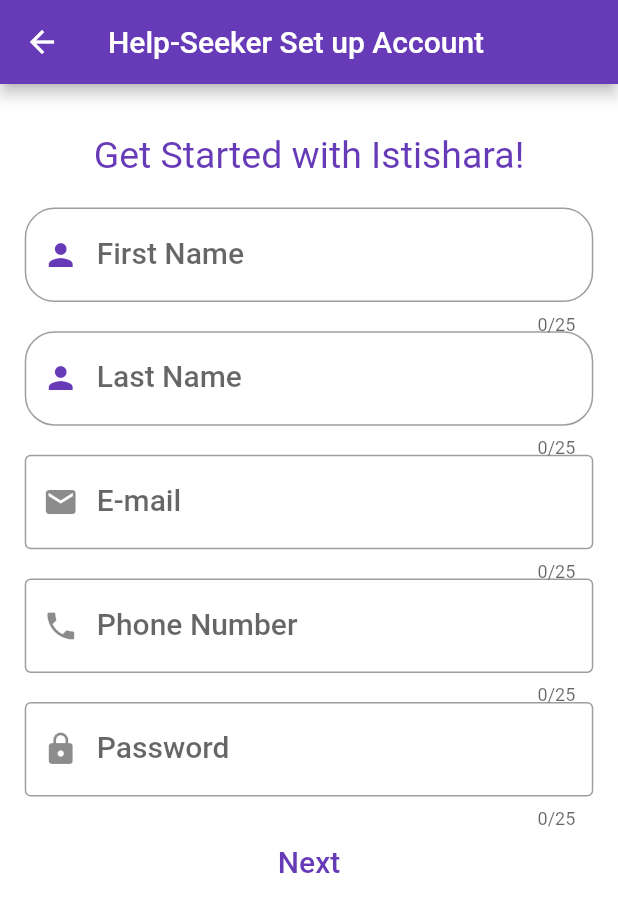
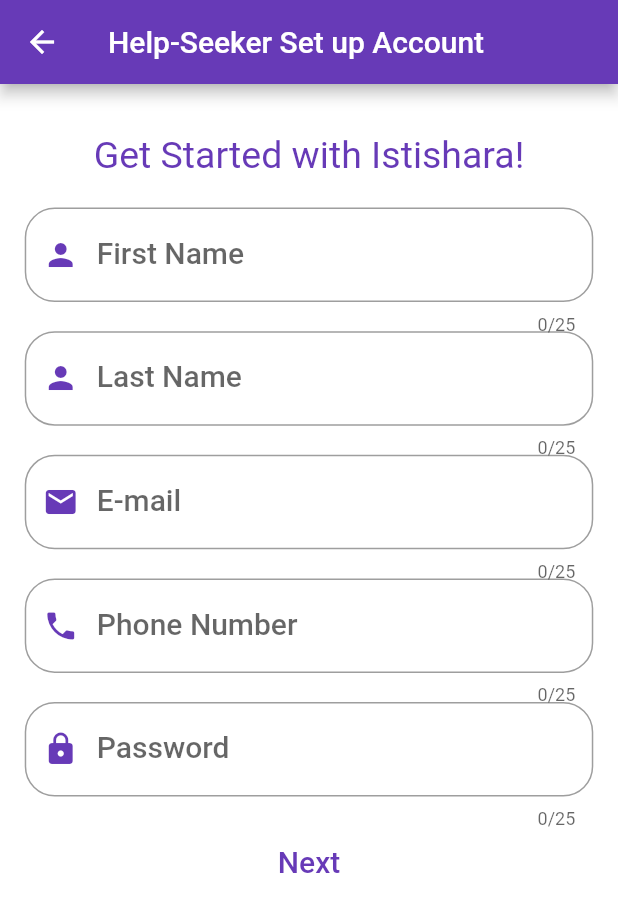
Before and after one commit to oia05/Istishara, a Flutter app: the UserSignUp screen opened directly, on a phone screen of 412 x 824 dp. Shown: the top 912 px of the screen. Run offline on Flutter 3.47's test engine with Material 2 defaults, Android fonts, the phone set to English and light mode, and no system bars; our stand-ins replace connectivity; missing offline and left inert: loading_animations.

Commit message:
border fix

```diff
--- a/lib/Login.dart
+++ b/lib/Login.dart
@@ -53,7 +53,7 @@ class _LoginDemoState extends State<LoginDemo> {
               child: TextField(
                 decoration: InputDecoration(
                   prefixIcon: Icon(Icons.email),
-                    border: OutlineInputBorder(),
+                   border: OutlineInputBorder(borderRadius: BorderRadius.circular(20.0)),
                     labelText: 'Email',
                     hintText: 'Enter valid email id as abc@gmail.com'),
               ),
@@ -66,7 +66,7 @@ class _LoginDemoState extends State<LoginDemo> {
                 obscureText: true,
                 decoration: InputDecoration(
                   prefixIcon: Icon(Icons.lock),
-                    border: OutlineInputBorder(),
+                    border: OutlineInputBorder(borderRadius: BorderRadius.circular(20.0)),
                     labelText: 'Password',
                     hintText: 'Enter secure password'),
               ),
--- a/lib/UserSignUp.dart
+++ b/lib/UserSignUp.dart
@@ -75,8 +75,6 @@ class _USignUpState extends State<UserSignUp> {
                       left: screenWidth / 25, right: screenWidth / 25),
                   child: TextField(
                     decoration: InputDecoration(
-                      prefixIcon: Icon(Icons.email),
-                        border: OutlineInputBorder(),
 
                       prefixIcon: Icon(Icons.email,color: Colors.deepPurple,),
                         border: OutlineInputBorder(borderRadius: BorderRadius.circular(20.0)),
@@ -94,10 +92,6 @@ class _USignUpState extends State<UserSignUp> {
                       left: screenWidth / 25, right: screenWidth / 25),
                   child: TextField(
                     decoration: InputDecoration(
-
-                        prefixIcon: Icon(Icons.phone),
-                        border: OutlineInputBorder(),
-
                       prefixIcon: Icon(Icons.phone,color: Colors.deepPurple,),
                         border: OutlineInputBorder(borderRadius: BorderRadius.circular(20.0)),
 
@@ -115,10 +109,6 @@ class _USignUpState extends State<UserSignUp> {
                   child: TextField(
                     obscureText: true,
                     decoration: InputDecoration(
-
-                        prefixIcon: Icon(Icons.lock),
-                        border: OutlineInputBorder(),
-
                       prefixIcon: Icon(Icons.lock,color: Colors.deepPurple,),
                         border: OutlineInputBorder(borderRadius: BorderRadius.circular(20.0)),
 
--- a/pubspec.yaml
+++ b/pubspec.yaml
@@ -27,7 +27,6 @@ dependencies:
     sdk: flutter
   loading_animations: ^2.1.0
   connectivity: ^2.0.2
-  flutter_password_strength: ^0.1.6
 
 
   # The following adds the Cassets:
```
Also changed, not shown: pubspec.lock.
